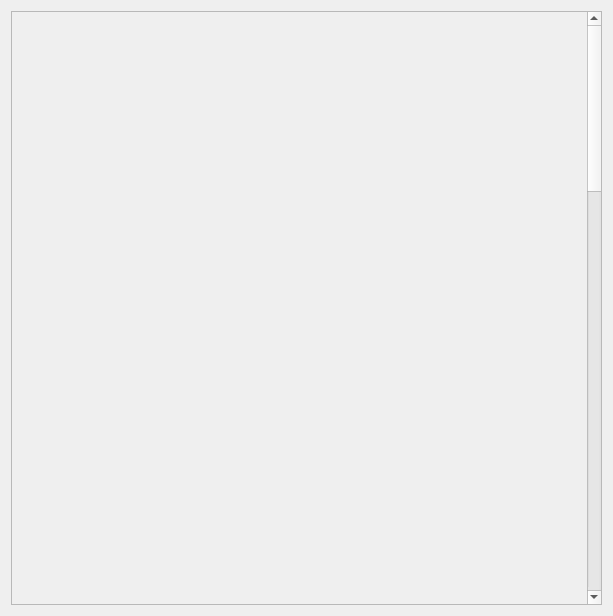
martintara/kaffeknekt, file kaffeknekt/GUI_firstDraft/coffeinstructionsdialog.ui: the form before one commit.
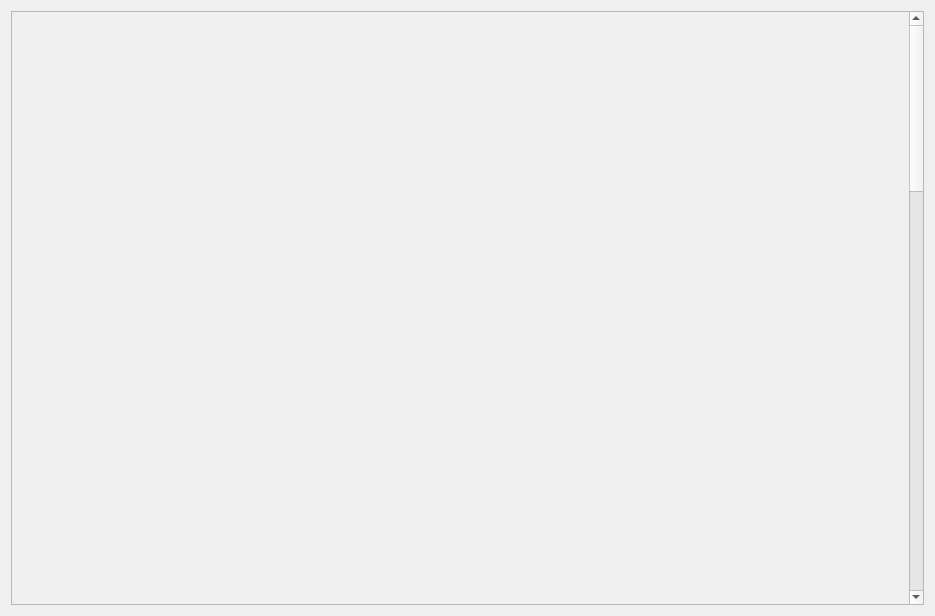
The form after the commit. Icons and pictures are not drawn.

Commit message: graph label shows

Patch:
```diff
--- a/kaffeknekt/GUI_firstDraft/coffeinstructionsdialog.ui
+++ b/kaffeknekt/GUI_firstDraft/coffeinstructionsdialog.ui
@@ -6,7 +6,7 @@
    <rect>
     <x>0</x>
     <y>0</y>
-    <width>613</width>
+    <width>935</width>
     <height>616</height>
    </rect>
   </property>
```
The commit also changes 7 other files.
